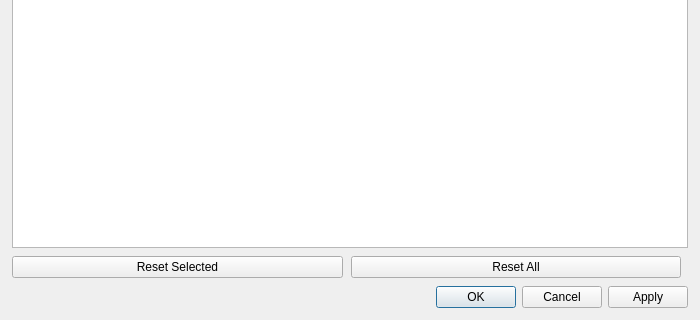
thiagoarcan/Warp, file platform_base/src/platform_base/desktop/ui_files/shortcutsDialog.ui: the form before one commit; both pictures show x 0 to 700 and y 180 to 500 of the 700 by 500 pixel window.
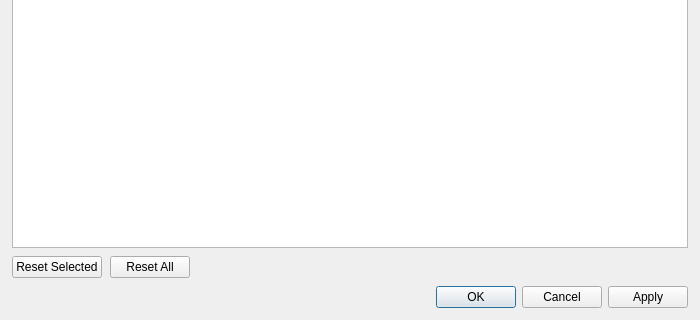
The form after the commit.

The edit to the form file:
```diff
--- a/platform_base/src/platform_base/desktop/ui_files/shortcutsDialog.ui
+++ b/platform_base/src/platform_base/desktop/ui_files/shortcutsDialog.ui
@@ -125,6 +125,12 @@
        <property name="orientation">
         <enum>Qt::Horizontal</enum>
        </property>
+             <property name="sizeHint" stdset="0">
+        <size>
+         <width>40</width>
+         <height>20</height>
+        </size>
+       </property>
       </spacer>
      </item>
     </layout>
```
